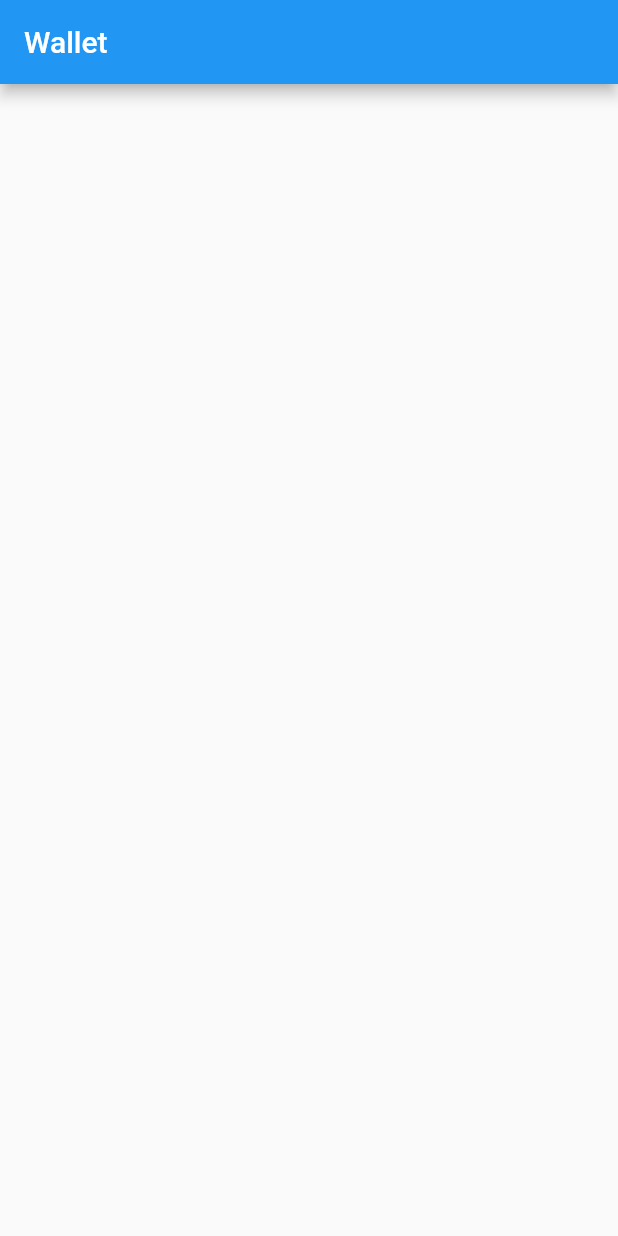
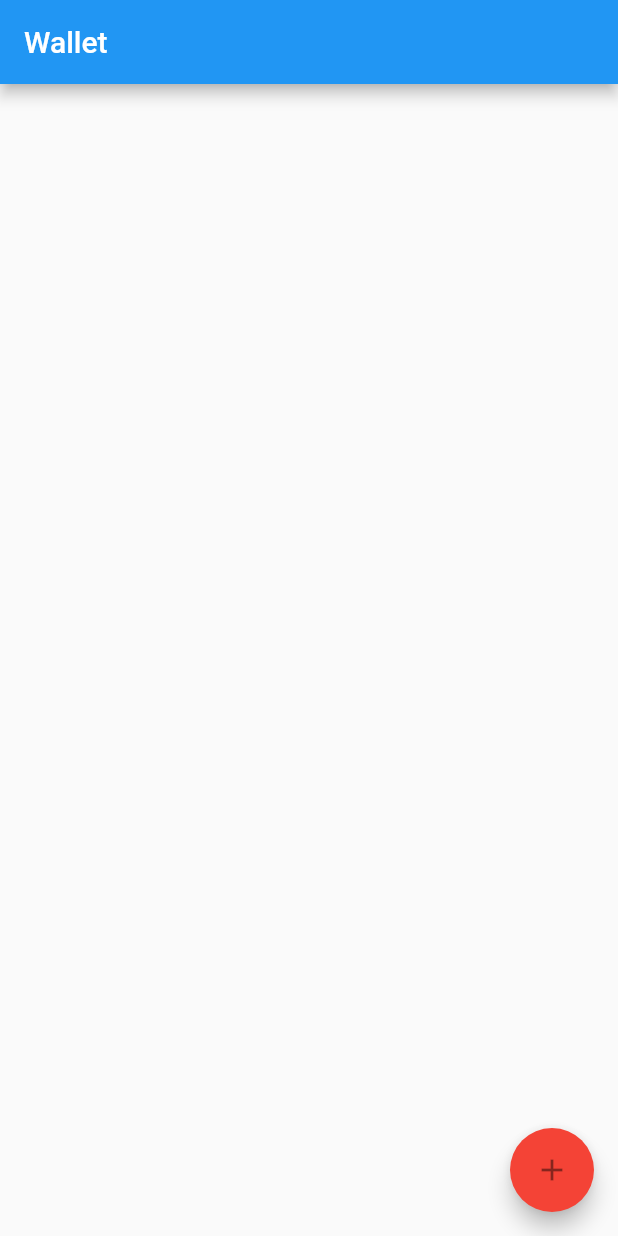
Before and after one commit to pbucior/wallet-flutter, a Flutter app: the screen it shows after launch, on a phone screen of 412 x 824 dp. Run offline on Flutter 3.47's test engine with Material 2 defaults, Android fonts, the phone set to English and light mode, and no system bars.

Commit message:
wallet_screen appearance

```diff
--- a/lib/ui/wallet_screen.dart
+++ b/lib/ui/wallet_screen.dart
@@ -8,8 +8,16 @@ class WalletScreen extends StatefulWidget {
 class _WalletScreenState extends State<WalletScreen> {
   @override
   Widget build(BuildContext context) {
-    return Container(
-
+    return Scaffold(
+      body: Column(),
+      floatingActionButton: FloatingActionButton(
+        tooltip: "Add operation",
+        backgroundColor: Colors.red,
+        child: ListTile(
+          title: Icon(Icons.add),
+        ),
+        onPressed: null,
+      ),
     );
   }
 }
```
